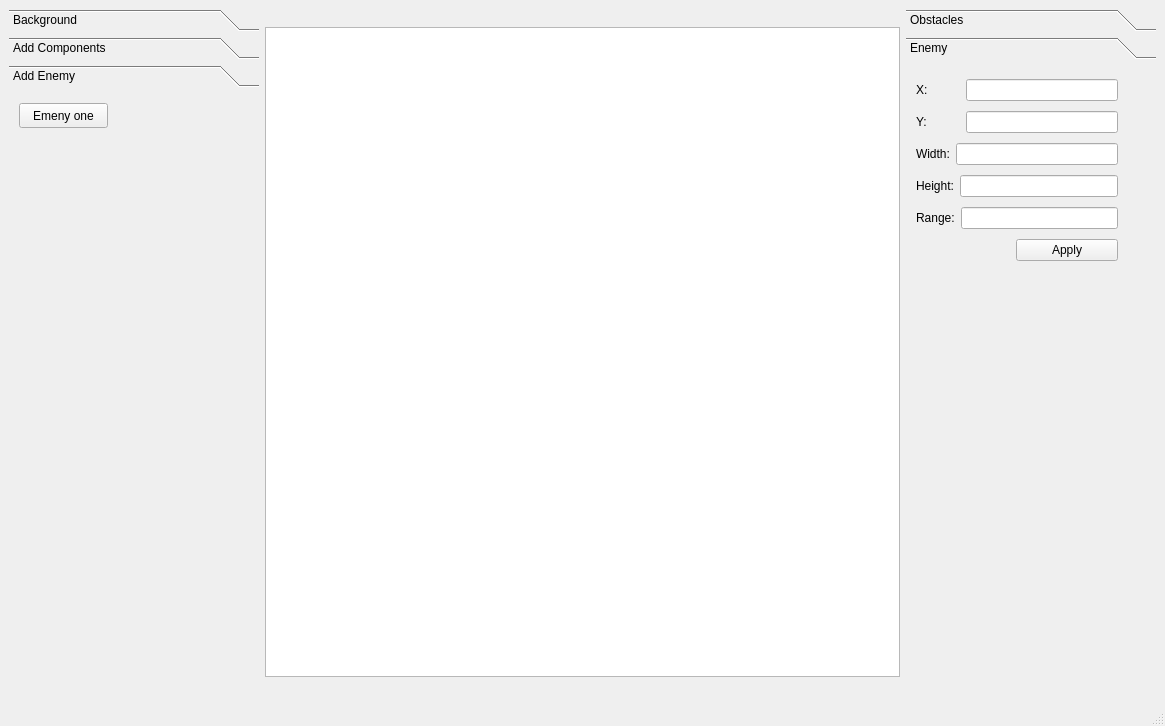
The window that src/RS_game_engine/mainwindow.ui (MATF-RS20/RS017-qtgameengine) describes before a commit, drawn with Qt 5.
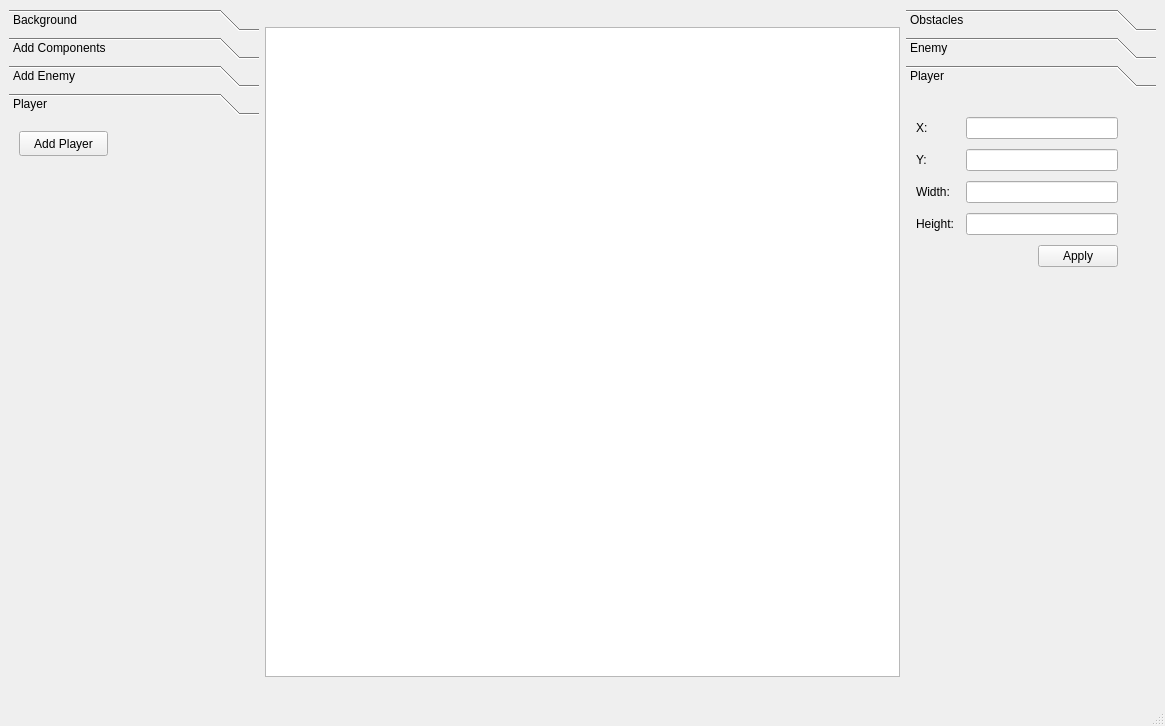
The same window after the commit.

Commit message: player class modified

What changed in the file:
```diff
--- a/src/RS_game_engine/mainwindow.ui
+++ b/src/RS_game_engine/mainwindow.ui
@@ -24,7 +24,7 @@
        </size>
       </property>
       <property name="currentIndex">
-       <number>2</number>
+       <number>3</number>
       </property>
       <widget class="QWidget" name="page">
        <property name="geometry">
@@ -84,7 +84,7 @@
          <x>0</x>
          <y>0</y>
          <width>250</width>
-         <height>571</height>
+         <height>540</height>
         </rect>
        </property>
        <attribute name="label">
@@ -104,6 +104,24 @@
         </property>
        </widget>
       </widget>
+      <widget class="QWidget" name="page_6">
+       <attribute name="label">
+        <string>Player</string>
+       </attribute>
+       <widget class="QPushButton" name="pbAddPlayer">
+        <property name="geometry">
+         <rect>
+          <x>10</x>
+          <y>10</y>
+          <width>89</width>
+          <height>25</height>
+         </rect>
+        </property>
+        <property name="text">
+         <string>Add Player</string>
+        </property>
+       </widget>
+      </widget>
      </widget>
     </item>
     <item>
@@ -140,7 +158,7 @@
        </size>
       </property>
       <property name="currentIndex">
-       <number>1</number>
+       <number>2</number>
       </property>
       <widget class="QWidget" name="page_4">
        <property name="geometry">
@@ -305,13 +323,13 @@
          <x>0</x>
          <y>0</y>
          <width>250</width>
-         <height>602</height>
+         <height>571</height>
         </rect>
        </property>
        <attribute name="label">
         <string>Enemy</string>
        </attribute>
-       <widget class="QWidget" name="">
+       <widget class="QWidget" name="layoutWidget">
         <property name="geometry">
          <rect>
           <x>10</x>
@@ -439,6 +457,127 @@
         </layout>
        </widget>
       </widget>
+      <widget class="QWidget" name="page_7">
+       <attribute name="label">
+        <string>Player</string>
+       </attribute>
+       <widget class="QWidget" name="">
+        <property name="geometry">
+         <rect>
+          <x>10</x>
+          <y>20</y>
+          <width>202</width>
+          <height>161</height>
+         </rect>
+        </property>
+        <layout class="QVBoxLayout" name="verticalLayout_4">
+         <item>
+          <layout class="QHBoxLayout" name="horizontalLayout_13">
+           <item>
+            <widget class="QLabel" name="label_10">
+             <property name="minimumSize">
+              <size>
+               <width>44</width>
+               <height>0</height>
+              </size>
+             </property>
+             <property name="text">
+              <string>X:</string>
+             </property>
+            </widget>
+           </item>
+           <item>
+            <widget class="QLineEdit" name="lePlayerX"/>
+           </item>
+          </layout>
+         </item>
+         <item>
+          <layout class="QHBoxLayout" name="horizontalLayout_14">
+           <item>
+            <widget class="QLabel" name="label_11">
+             <property name="minimumSize">
+              <size>
+               <width>44</width>
+               <height>0</height>
+              </size>
+             </property>
+             <property name="text">
+              <string>Y:</string>
+             </property>
+            </widget>
+           </item>
+           <item>
+            <widget class="QLineEdit" name="lePlayerY"/>
+           </item>
+          </layout>
+         </item>
+         <item>
+          <layout class="QHBoxLayout" name="horizontalLayout_15">
+           <item>
+            <widget class="QLabel" name="label_12">
+             <property name="minimumSize">
+              <size>
+               <width>44</width>
+               <height>0</height>
+              </size>
+             </property>
+             <property name="text">
+              <string>Width:</string>
+             </property>
+            </widget>
+           </item>
+           <item>
+            <widget class="QLineEdit" name="lePlayerWidth"/>
+           </item>
+          </layout>
+         </item>
+         <item>
+          <layout class="QHBoxLayout" name="horizontalLayout_16">
+           <item>
+            <widget class="QLabel" name="label_13">
+             <property name="minimumSize">
+              <size>
+               <width>44</width>
+               <height>0</height>
+              </size>
+             </property>
+             <property name="text">
+              <string>Height:</string>
+             </property>
+            </widget>
+           </item>
+           <item>
+            <widget class="QLineEdit" name="lePlayerHeight"/>
+           </item>
+          </layout>
+         </item>
+         <item>
+          <layout class="QHBoxLayout" name="horizontalLayout_17">
+           <item>
+            <spacer name="horizontalSpacer_3">
+             <property name="orientation">
+              <enum>Qt::Horizontal</enum>
+             </property>
+             <property name="sizeHint" stdset="0">
+              <size>
+               <width>78</width>
+               <height>20</height>
+              </size>
+             </property>
+            </spacer>
+           </item>
+           <item>
+            <widget class="QPushButton" name="pbPlayerApply">
+             <property name="text">
+              <string>Apply</string>
+             </property>
+            </widget>
+           </item>
+          </layout>
+         </item>
+        </layout>
+       </widget>
+      </widget>
      </widget>
     </item>
    </layout>
```
Left out of the diff: 6 changed lines with no effect on the pictures. The commit also changes 15 other files.
